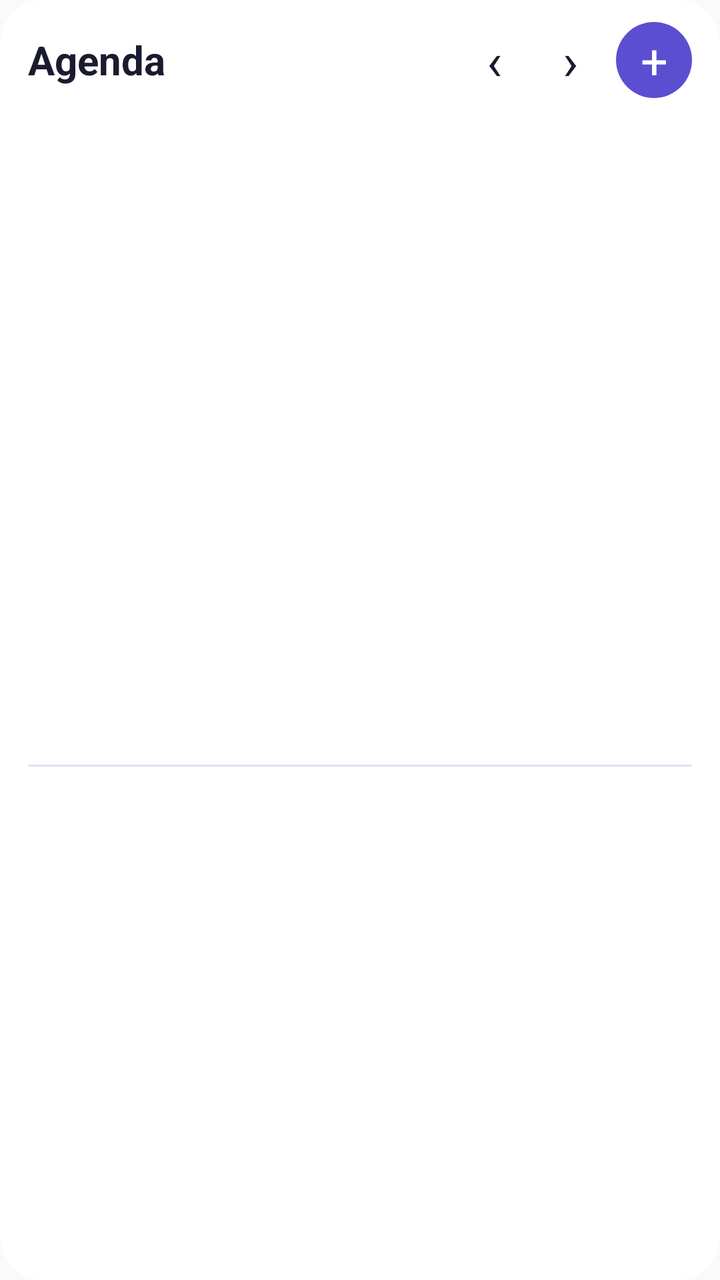
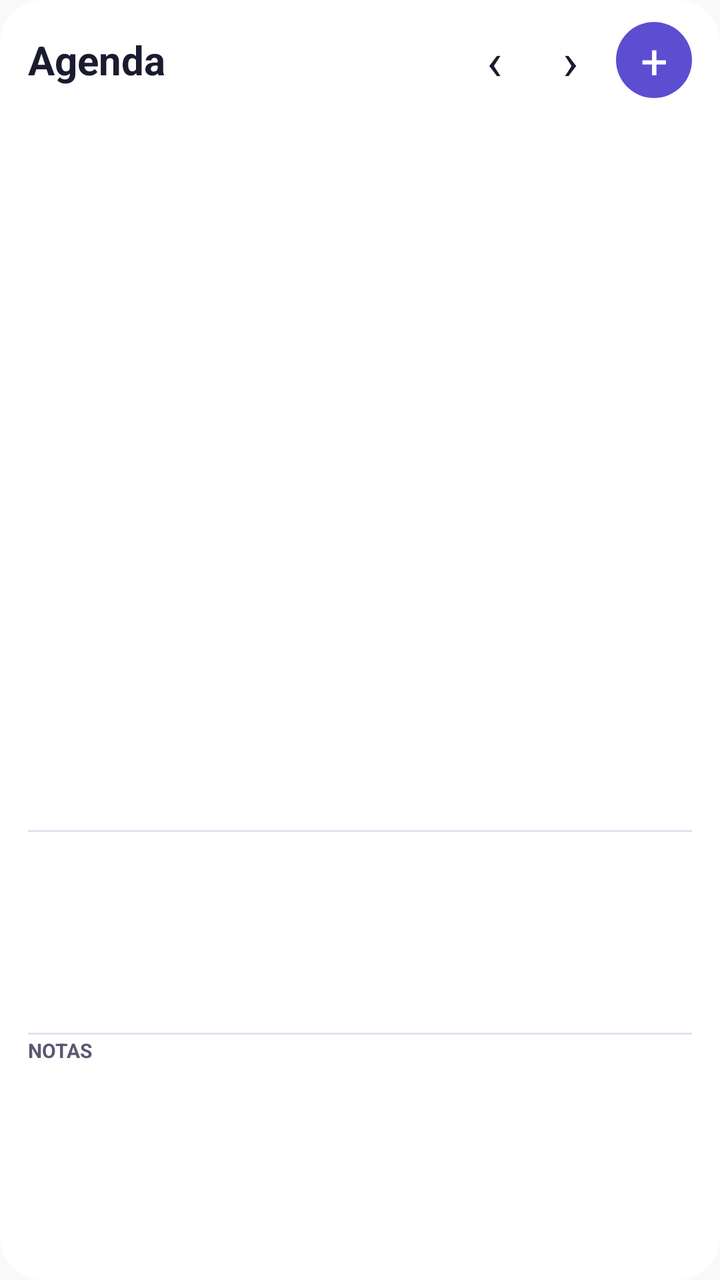

The first picture is an Android layout as it rendered before a commit; the second is the same layout after the commit. The layout source and the unified diff follow.
<!-- AndroidManifest.xml: application theme android:Theme.Material.Light.NoActionBar -->
<!-- res/layout/widget_agenda.xml -->
<?xml version="1.0" encoding="utf-8"?>
<LinearLayout xmlns:android="http://schemas.android.com/apk/res/android"
    android:id="@+id/aroot"
    android:layout_width="match_parent" android:layout_height="match_parent"
    android:orientation="vertical" android:background="@drawable/widget_bg"
    android:paddingLeft="14dp" android:paddingRight="14dp" android:paddingTop="8dp" android:paddingBottom="10dp">

    <LinearLayout android:layout_width="match_parent" android:layout_height="44dp"
        android:orientation="horizontal" android:gravity="center_vertical">
        <TextView android:id="@+id/atitle" android:layout_width="0dp" android:layout_weight="1" android:layout_height="wrap_content"
            android:text="Agenda" android:textSize="20sp" android:textStyle="bold" android:textColor="@color/widget_text" />
        <TextView android:id="@+id/aprev" android:layout_width="38dp" android:layout_height="38dp"
            android:gravity="center" android:text="‹" android:textSize="26sp" android:textColor="@color/widget_text" />
        <TextView android:id="@+id/anext" android:layout_width="38dp" android:layout_height="38dp"
            android:gravity="center" android:text="›" android:textSize="26sp" android:textColor="@color/widget_text" />
        <TextView android:id="@+id/aplus" android:layout_width="38dp" android:layout_height="38dp"
            android:layout_marginLeft="4dp" android:background="@drawable/btn_plus_bg"
            android:gravity="center" android:text="+" android:textSize="24sp" android:textColor="#FFFFFF" />
    </LinearLayout>

    <ImageView android:id="@+id/acal" android:layout_width="match_parent" android:layout_height="0dp"
        android:layout_weight="58" android:scaleType="fitXY" />

    <LinearLayout android:id="@+id/alist" android:layout_width="match_parent" android:layout_height="0dp"
        android:layout_weight="42" android:orientation="vertical" android:paddingTop="4dp">
        <LinearLayout android:layout_width="match_parent" android:layout_height="1dp" android:background="@color/widget_line" />
        <TextView android:id="@+id/ahoje" android:layout_width="match_parent" android:layout_height="18dp"
            android:gravity="center_vertical" android:textSize="11sp" android:textStyle="bold" android:textColor="@color/widget_text2" />
        <LinearLayout android:id="@+id/ar0" android:layout_width="match_parent" android:layout_height="20dp"
            android:orientation="horizontal" android:gravity="center_vertical" android:visibility="gone">
            <TextView android:id="@+id/ah0" android:layout_width="52dp" android:layout_height="wrap_content"
                android:textSize="11sp" android:textStyle="bold" android:textColor="@color/widget_accent" android:maxLines="1" />
            <TextView android:id="@+id/at0" android:layout_width="0dp" android:layout_weight="1" android:layout_height="wrap_content"
                android:textSize="12sp" android:textColor="@color/widget_text" android:maxLines="1" android:ellipsize="end" />
        </LinearLayout>
        <LinearLayout android:id="@+id/ar1" android:layout_width="match_parent" android:layout_height="20dp"
            android:orientation="horizontal" android:gravity="center_vertical" android:visibility="gone">
            <TextView android:id="@+id/ah1" android:layout_width="52dp" android:layout_height="wrap_content"
                android:textSize="11sp" android:textStyle="bold" android:textColor="@color/widget_accent" android:maxLines="1" />
            <TextView android:id="@+id/at1" android:layout_width="0dp" android:layout_weight="1" android:layout_height="wrap_content"
                android:textSize="12sp" android:textColor="@color/widget_text" android:maxLines="1" android:ellipsize="end" />
        </LinearLayout>
        <LinearLayout android:id="@+id/ar2" android:layout_width="match_parent" android:layout_height="20dp"
            android:orientation="horizontal" android:gravity="center_vertical" android:visibility="gone">
            <TextView android:id="@+id/ah2" android:layout_width="52dp" android:layout_height="wrap_content"
                android:textSize="11sp" android:textStyle="bold" android:textColor="@color/widget_accent" android:maxLines="1" />
            <TextView android:id="@+id/at2" android:layout_width="0dp" android:layout_weight="1" android:layout_height="wrap_content"
                android:textSize="12sp" android:textColor="@color/widget_text" android:maxLines="1" android:ellipsize="end" />
        </LinearLayout>
        <LinearLayout android:id="@+id/ar3" android:layout_width="match_parent" android:layout_height="20dp"
            android:orientation="horizontal" android:gravity="center_vertical" android:visibility="gone">
            <TextView android:id="@+id/ah3" android:layout_width="52dp" android:layout_height="wrap_content"
                android:textSize="11sp" android:textStyle="bold" android:textColor="@color/widget_accent" android:maxLines="1" />
            <TextView android:id="@+id/at3" android:layout_width="0dp" android:layout_weight="1" android:layout_height="wrap_content"
                android:textSize="12sp" android:textColor="@color/widget_text" android:maxLines="1" android:ellipsize="end" />
        </LinearLayout>
        <LinearLayout android:id="@+id/ar4" android:layout_width="match_parent" android:layout_height="20dp"
            android:orientation="horizontal" android:gravity="center_vertical" android:visibility="gone">
            <TextView android:id="@+id/ah4" android:layout_width="52dp" android:layout_height="wrap_content"
                android:textSize="11sp" android:textStyle="bold" android:textColor="@color/widget_accent" android:maxLines="1" />
            <TextView android:id="@+id/at4" android:layout_width="0dp" android:layout_weight="1" android:layout_height="wrap_content"
                android:textSize="12sp" android:textColor="@color/widget_text" android:maxLines="1" android:ellipsize="end" />
        </LinearLayout>
        <TextView android:id="@+id/avazio" android:layout_width="match_parent" android:layout_height="20dp"
            android:gravity="center_vertical" android:text="Nada marcado para hoje." android:textSize="12sp"
            android:textColor="@color/widget_text2" android:visibility="gone" />
    </LinearLayout>

    <TextView android:id="@+id/afoot" android:layout_width="match_parent" android:layout_height="wrap_content"
        android:paddingTop="3dp" android:textSize="9sp" android:textColor="@color/widget_text2" />
</LinearLayout>
<!-- resources referenced by this layout -->
<resources>
  <color name="widget_accent">#5B4ED1</color>
  <color name="widget_line">#E3E1F0</color>
  <color name="widget_text">#1B1B2F</color>
  <color name="widget_text2">#5A5873</color>
  <!-- drawable btn_plus_bg (drawable) -->
  <?xml version="1.0" encoding="utf-8"?>
  <shape xmlns:android="http://schemas.android.com/apk/res/android" android:shape="oval">
      <solid android:color="#5B4ED1" />
  </shape>
  <!-- drawable widget_bg (drawable) -->
  <?xml version="1.0" encoding="utf-8"?>
  <shape xmlns:android="http://schemas.android.com/apk/res/android" android:shape="rectangle">
      <solid android:color="@color/widget_bg" />
      <corners android:radius="22dp" />
  </shape>
  <color name="widget_bg">#FFFFFF</color>
</resources>

<!-- the commit's change to res/layout/widget_agenda.xml (unified diff, before → after) -->
@@ -19,50 +19,72 @@
     </LinearLayout>
 
     <ImageView android:id="@+id/acal" android:layout_width="match_parent" android:layout_height="0dp"
-        android:layout_weight="58" android:scaleType="fitXY" />
+        android:layout_weight="64" android:scaleType="fitXY" />
 
     <LinearLayout android:id="@+id/alist" android:layout_width="match_parent" android:layout_height="0dp"
-        android:layout_weight="42" android:orientation="vertical" android:paddingTop="4dp">
+        android:layout_weight="18" android:orientation="vertical" android:paddingTop="3dp">
         <LinearLayout android:layout_width="match_parent" android:layout_height="1dp" android:background="@color/widget_line" />
-        <TextView android:id="@+id/ahoje" android:layout_width="match_parent" android:layout_height="18dp"
-            android:gravity="center_vertical" android:textSize="11sp" android:textStyle="bold" android:textColor="@color/widget_text2" />
-        <LinearLayout android:id="@+id/ar0" android:layout_width="match_parent" android:layout_height="20dp"
+        <TextView android:id="@+id/ahoje" android:layout_width="match_parent" android:layout_height="16dp"
+            android:gravity="center_vertical" android:textSize="10sp" android:textStyle="bold" android:textColor="@color/widget_text2" />
+        <LinearLayout android:id="@+id/ar0" android:layout_width="match_parent" android:layout_height="18dp"
             android:orientation="horizontal" android:gravity="center_vertical" android:visibility="gone">
             <TextView android:id="@+id/ah0" android:layout_width="52dp" android:layout_height="wrap_content"
                 android:textSize="11sp" android:textStyle="bold" android:textColor="@color/widget_accent" android:maxLines="1" />
             <TextView android:id="@+id/at0" android:layout_width="0dp" android:layout_weight="1" android:layout_height="wrap_content"
                 android:textSize="12sp" android:textColor="@color/widget_text" android:maxLines="1" android:ellipsize="end" />
         </LinearLayout>
-        <LinearLayout android:id="@+id/ar1" android:layout_width="match_parent" android:layout_height="20dp"
+        <LinearLayout android:id="@+id/ar1" android:layout_width="match_parent" android:layout_height="18dp"
             android:orientation="horizontal" android:gravity="center_vertical" android:visibility="gone">
             <TextView android:id="@+id/ah1" android:layout_width="52dp" android:layout_height="wrap_content"
                 android:textSize="11sp" android:textStyle="bold" android:textColor="@color/widget_accent" android:maxLines="1" />
             <TextView android:id="@+id/at1" android:layout_width="0dp" android:layout_weight="1" android:layout_height="wrap_content"
                 android:textSize="12sp" android:textColor="@color/widget_text" android:maxLines="1" android:ellipsize="end" />
         </LinearLayout>
-        <LinearLayout android:id="@+id/ar2" android:layout_width="match_parent" android:layout_height="20dp"
+        <LinearLayout android:id="@+id/ar2" android:layout_width="match_parent" android:layout_height="18dp"
             android:orientation="horizontal" android:gravity="center_vertical" android:visibility="gone">
             <TextView android:id="@+id/ah2" android:layout_width="52dp" android:layout_height="wrap_content"
                 android:textSize="11sp" android:textStyle="bold" android:textColor="@color/widget_accent" android:maxLines="1" />
             <TextView android:id="@+id/at2" android:layout_width="0dp" android:layout_weight="1" android:layout_height="wrap_content"
                 android:textSize="12sp" android:textColor="@color/widget_text" android:maxLines="1" android:ellipsize="end" />
         </LinearLayout>
-        <LinearLayout android:id="@+id/ar3" android:layout_width="match_parent" android:layout_height="20dp"
+        <LinearLayout android:id="@+id/ar3" android:layout_width="match_parent" android:layout_height="18dp"
             android:orientation="horizontal" android:gravity="center_vertical" android:visibility="gone">
             <TextView android:id="@+id/ah3" android:layout_width="52dp" android:layout_height="wrap_content"
                 android:textSize="11sp" android:textStyle="bold" android:textColor="@color/widget_accent" android:maxLines="1" />
             <TextView android:id="@+id/at3" android:layout_width="0dp" android:layout_weight="1" android:layout_height="wrap_content"
                 android:textSize="12sp" android:textColor="@color/widget_text" android:maxLines="1" android:ellipsize="end" />
         </LinearLayout>
-        <LinearLayout android:id="@+id/ar4" android:layout_width="match_parent" android:layout_height="20dp"
+        <LinearLayout android:id="@+id/ar4" android:layout_width="match_parent" android:layout_height="18dp"
             android:orientation="horizontal" android:gravity="center_vertical" android:visibility="gone">
             <TextView android:id="@+id/ah4" android:layout_width="52dp" android:layout_height="wrap_content"
                 android:textSize="11sp" android:textStyle="bold" android:textColor="@color/widget_accent" android:maxLines="1" />
             <TextView android:id="@+id/at4" android:layout_width="0dp" android:layout_weight="1" android:layout_height="wrap_content"
                 android:textSize="12sp" android:textColor="@color/widget_text" android:maxLines="1" android:ellipsize="end" />
         </LinearLayout>
-        <TextView android:id="@+id/avazio" android:layout_width="match_parent" android:layout_height="20dp"
+        <TextView android:id="@+id/avazio" android:layout_width="match_parent" android:layout_height="18dp"
             android:gravity="center_vertical" android:text="Nada marcado para hoje." android:textSize="12sp"
+            android:textColor="@color/widget_text2" android:visibility="gone" />
+    </LinearLayout>
+
+    <LinearLayout android:id="@+id/anotas" android:layout_width="match_parent" android:layout_height="0dp"
+        android:layout_weight="18" android:orientation="vertical" android:paddingTop="3dp">
+        <LinearLayout android:layout_width="match_parent" android:layout_height="1dp" android:background="@color/widget_line" />
+        <TextView android:id="@+id/anh" android:layout_width="match_parent" android:layout_height="16dp"
+            android:gravity="center_vertical" android:text="NOTAS" android:textSize="10sp" android:textStyle="bold" android:textColor="@color/widget_text2" />
+        <TextView android:id="@+id/an0" android:layout_width="match_parent" android:layout_height="15dp"
+            android:gravity="center_vertical" android:textSize="12sp" android:textColor="@color/widget_text"
+            android:maxLines="1" android:ellipsize="end" android:visibility="gone" />
+        <TextView android:id="@+id/an1" android:layout_width="match_parent" android:layout_height="15dp"
+            android:gravity="center_vertical" android:textSize="12sp" android:textColor="@color/widget_text"
+            android:maxLines="1" android:ellipsize="end" android:visibility="gone" />
+        <TextView android:id="@+id/an2" android:layout_width="match_parent" android:layout_height="15dp"
+            android:gravity="center_vertical" android:textSize="12sp" android:textColor="@color/widget_text"
+            android:maxLines="1" android:ellipsize="end" android:visibility="gone" />
+        <TextView android:id="@+id/an3" android:layout_width="match_parent" android:layout_height="15dp"
+            android:gravity="center_vertical" android:textSize="12sp" android:textColor="@color/widget_text"
+            android:maxLines="1" android:ellipsize="end" android:visibility="gone" />
+        <TextView android:id="@+id/anvazio" android:layout_width="match_parent" android:layout_height="15dp"
+            android:gravity="center_vertical" android:text="Nenhuma anotação pendente." android:textSize="12sp"
             android:textColor="@color/widget_text2" android:visibility="gone" />
     </LinearLayout>
 
